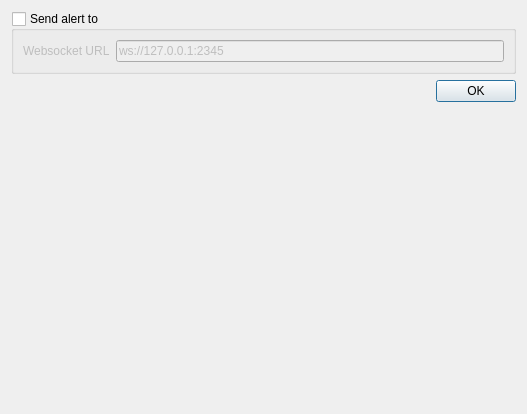
This is generic_cv_tasks/ui/widget_alert_sender_settings.ui in stereomatchingkiss/show_cases as Qt 5 draws it before an edit. The edited form follows.
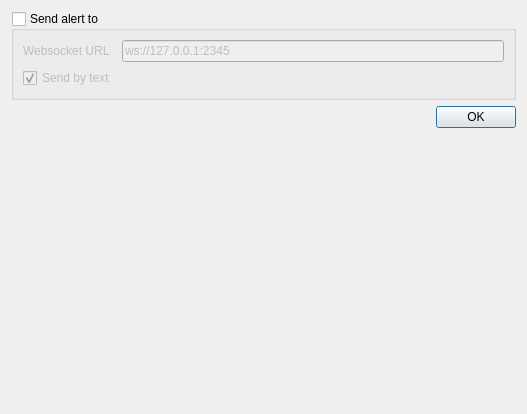
This is the edited form.

Commit message: can send alert message by text

```diff
--- a/generic_cv_tasks/ui/widget_alert_sender_settings.ui
+++ b/generic_cv_tasks/ui/widget_alert_sender_settings.ui
@@ -25,15 +25,8 @@
      <property name="checked">
       <bool>false</bool>
      </property>
-     <layout class="QHBoxLayout" name="horizontalLayout">
-      <item>
-       <widget class="QLabel" name="label">
-        <property name="text">
-         <string>Websocket URL</string>
-        </property>
-       </widget>
-      </item>
-      <item>
+     <layout class="QGridLayout" name="gridLayout">
+      <item row="0" column="1">
        <widget class="QLineEdit" name="lineEditWebsocketUrl">
         <property name="text">
          <string>ws://127.0.0.1:2345</string>
@@ -43,6 +36,23 @@
         </property>
        </widget>
       </item>
+      <item row="1" column="0">
+       <widget class="QCheckBox" name="checkBoxSendByText">
+        <property name="text">
+         <string>Send by text</string>
+        </property>
+        <property name="checked">
+         <bool>true</bool>
+        </property>
+       </widget>
+      </item>
+      <item row="0" column="0">
+       <widget class="QLabel" name="label">
+        <property name="text">
+         <string>Websocket URL</string>
+        </property>
+       </widget>
+      </item>
      </layout>
     </widget>
    </item>
```
The commit also changes 6 other files.
